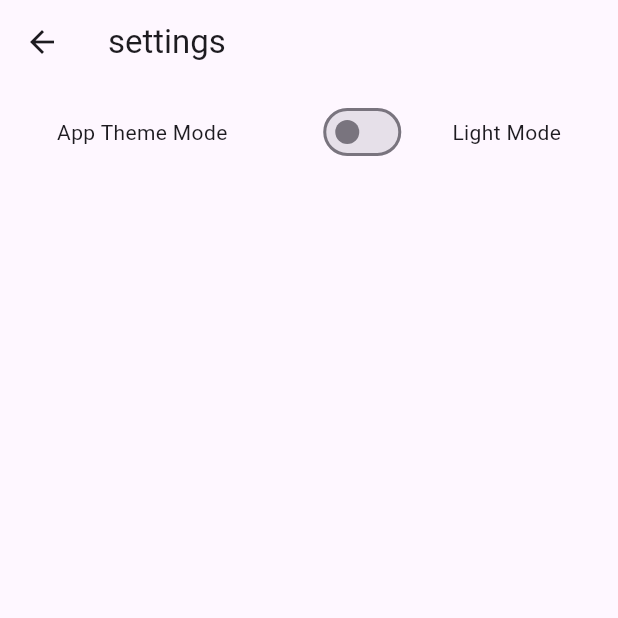
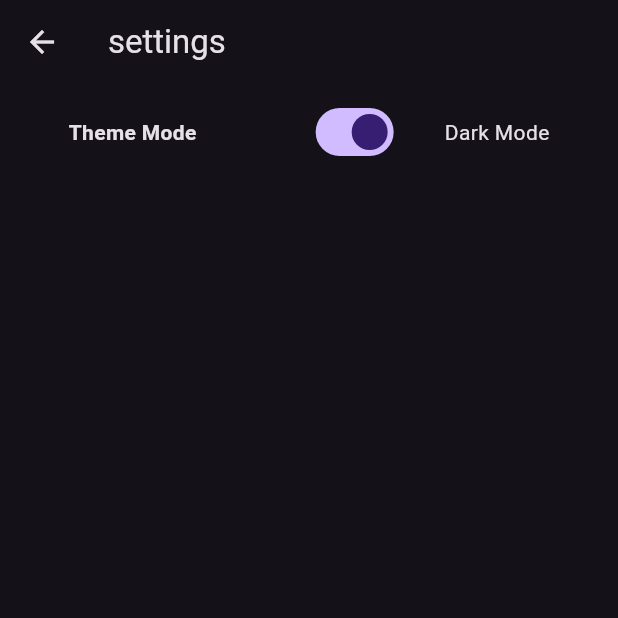
Before and after one commit to subedisuraj1/funfacts, a Flutter app: the screen it shows after launch, after a tap on the "settings" icon, on a phone screen of 412 x 824 dp, the top half of it. Run offline on Flutter 3.47's test engine with Material 3 defaults, Android fonts, the phone set to English and light mode, and no system bars; our stand-ins replace dio, shared_preferences; network calls fail.

Commit message:
provider completed

```diff
--- a/lib/Screens/mainScreen.dart
+++ b/lib/Screens/main_screen.dart
@@ -23,12 +23,11 @@ class _MainscreenState extends State<Mainscreen> {
       isLoading = false;
       setState(() {});
     } catch (e) {
+      isLoading = false;
       print(e);
     }
   }
 
-//api url
-//https://raw.githubusercontent.com/subedisuraj1/flutter_dummy_api/refs/heads/main/funfacts.json
   @override
   void initState() {
     getData();
--- a/lib/main.dart
+++ b/lib/main.dart
@@ -1,8 +1,13 @@
 import 'package:flutter/material.dart';
-import 'package:funfacts/Screens/mainScreen.dart';
+import 'package:funfacts/Screens/main_screen.dart';
+import 'package:funfacts/providers/theme_provider.dart';
+import 'package:provider/provider.dart';
 
 void main() {
-  runApp(MyApp());
+  runApp(ChangeNotifierProvider(
+    create: (context) => ThemeProvider(),
+    child: MyApp(),
+  ));
 }
 
 class MyApp extends StatefulWidget {
@@ -14,9 +19,18 @@ class MyApp extends StatefulWidget {
 
 class _MyAppState extends State<MyApp> {
   @override
+  void initState() {
+    super.initState();
+    Provider.of<ThemeProvider>(context, listen: false).loadMode();
+  }
+
+  @override
   Widget build(BuildContext context) {
+    var themeProvider = Provider.of<ThemeProvider>(context);
     return MaterialApp(
-      theme: ThemeData.light(useMaterial3: true),
+      theme: themeProvider.isDarkModeChecked
+          ? ThemeData.dark()
+          : ThemeData.light(useMaterial3: true),
       home: Mainscreen(),
     );
   }
--- /dev/null
+++ b/lib/providers/theme_provider.dart
@@ -0,0 +1,20 @@
+import 'package:flutter/material.dart';
+import 'package:shared_preferences/shared_preferences.dart';
+
+class ThemeProvider extends ChangeNotifier {
+  bool isDarkModeChecked = false;
+
+  void updateMode({required bool darkmode}) async {
+    isDarkModeChecked = darkmode;
+    // Obtain shared preferences.
+    final SharedPreferences prefs = await SharedPreferences.getInstance();
+    prefs.setBool("isDarkModeChecked", darkmode);
+    notifyListeners();
+  }
+
+  void loadMode() async {
+    final SharedPreferences prefs = await SharedPreferences.getInstance();
+    isDarkModeChecked = prefs.getBool("isDarkModeChecked") ?? true;
+    notifyListeners();
+  }
+}
--- a/lib/widgets/themeSwitcher.dart
+++ b/lib/widgets/themeSwitcher.dart
@@ -1,4 +1,6 @@
 import 'package:flutter/material.dart';
+import 'package:funfacts/providers/theme_provider.dart';
+import 'package:provider/provider.dart';
 
 class Themeswitcher extends StatefulWidget {
   const Themeswitcher({super.key});
@@ -8,27 +10,29 @@ class Themeswitcher extends StatefulWidget {
 }
 
 class _ThemeswitcherState extends State<Themeswitcher> {
-  bool isChecked = false;
   @override
   Widget build(BuildContext context) {
+    var themeprovider = Provider.of<ThemeProvider>(context);
     return Padding(
       padding: const EdgeInsets.all(8.0),
       child: Row(
         mainAxisAlignment: MainAxisAlignment.spaceAround,
         children: [
-          Text("App Theme Mode"),
+          Text(
+            "Theme Mode",
+            style: TextStyle(fontWeight: FontWeight.bold),
+          ),
           Row(
             children: [
               Switch(
-                  value: isChecked,
+                  value: themeprovider.isDarkModeChecked,
                   onChanged: (value) {
-                    isChecked = value;
-                    setState(() {});
+                    themeprovider.updateMode(darkmode: value);
                   }),
               SizedBox(
                 width: 30,
               ),
-              Text(isChecked ? "Dark Mode" : "Light Mode")
+              Text(themeprovider.isDarkModeChecked ? "Dark Mode" : "Light Mode")
             ],
           )
         ],
--- a/pubspec.yaml
+++ b/pubspec.yaml
@@ -35,6 +35,8 @@ dependencies:
   # Use with the CupertinoIcons class for iOS style icons.
   cupertino_icons: ^1.0.8
   dio: ^5.7.0
+  provider: ^6.1.2
+  shared_preferences: ^2.3.4
 
 dev_dependencies:
   flutter_test:
```
Also changed, not shown: pubspec.lock, 1 other file.
